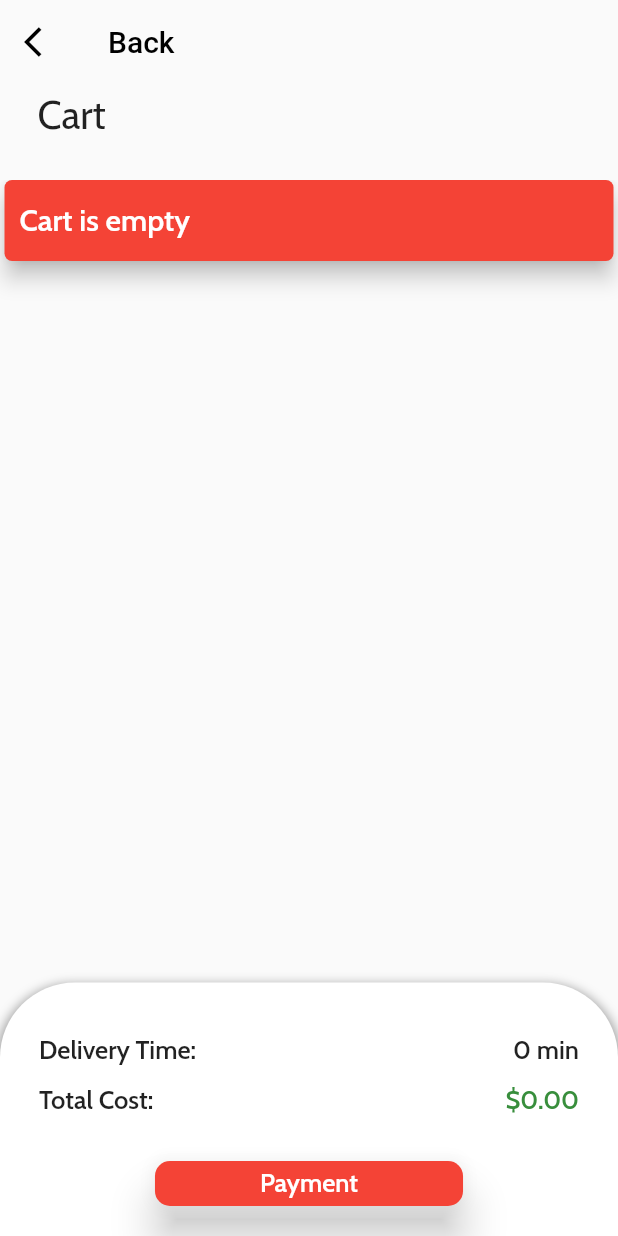
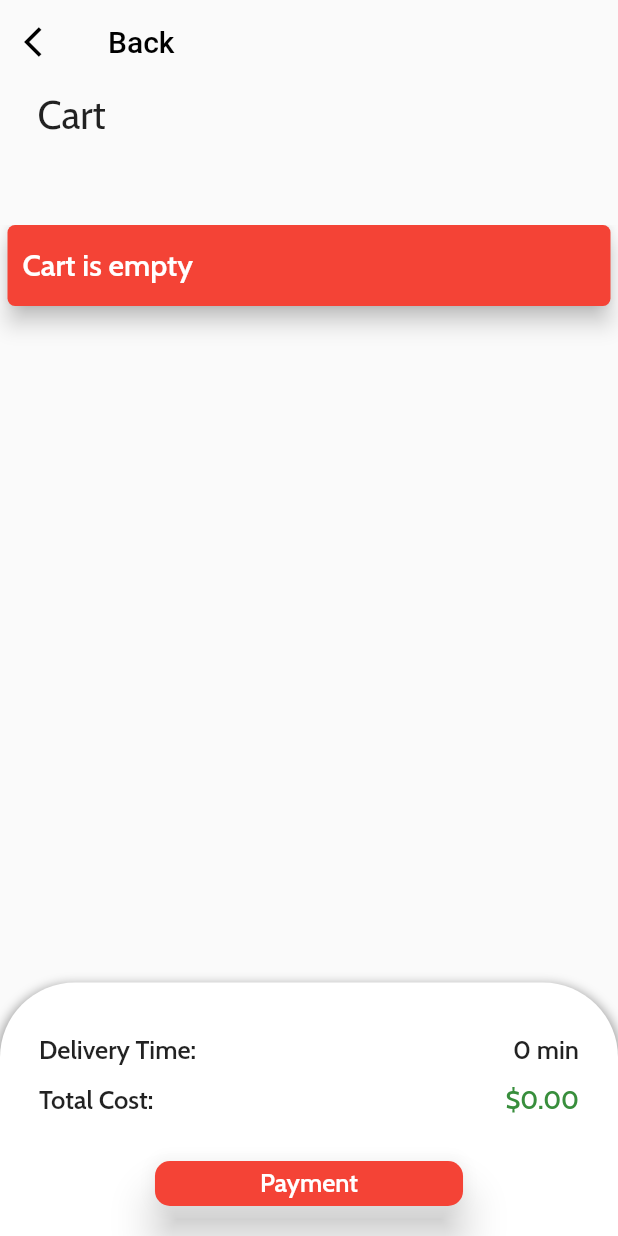
Before and after one commit to basitali1509/FoodieMania-Food-Delivery-App, a Flutter app: the CartScreen screen opened directly, after a tap on "Payment", on a phone screen of 412 x 824 dp. Run offline on Flutter 3.47's test engine with Material 2 defaults, Android fonts, the phone set to English and light mode, and no system bars; our stand-ins replace google_fonts, lottie, rflutter_alert, shared_preferences, sqflite; missing offline and left inert: flutter_stripe; accounts and stored records are empty.

Commit message:
code updated

```diff
--- a/lib/Utils/snackbar.dart
+++ b/lib/Utils/snackbar.dart
@@ -9,10 +9,11 @@ class snackBar {
           borderRadius: BorderRadius.circular(5.0),
         ),
         padding: const EdgeInsets.symmetric(vertical: 15, horizontal: 10),
-        duration: const Duration(seconds: 2),
+        duration: const Duration(milliseconds: 1000),
         backgroundColor: Colors.red,
         behavior: SnackBarBehavior.floating,
-        margin: const EdgeInsets.only(bottom: 650, left: 3, right: 3),
+        dismissDirection: DismissDirection.horizontal,
+        margin: const EdgeInsets.only(bottom: 620, left: 5, right: 5),
         content: Text(
           title,
           style: GoogleFonts.cabin(fontSize: 20, fontWeight: FontWeight.w600),
```
